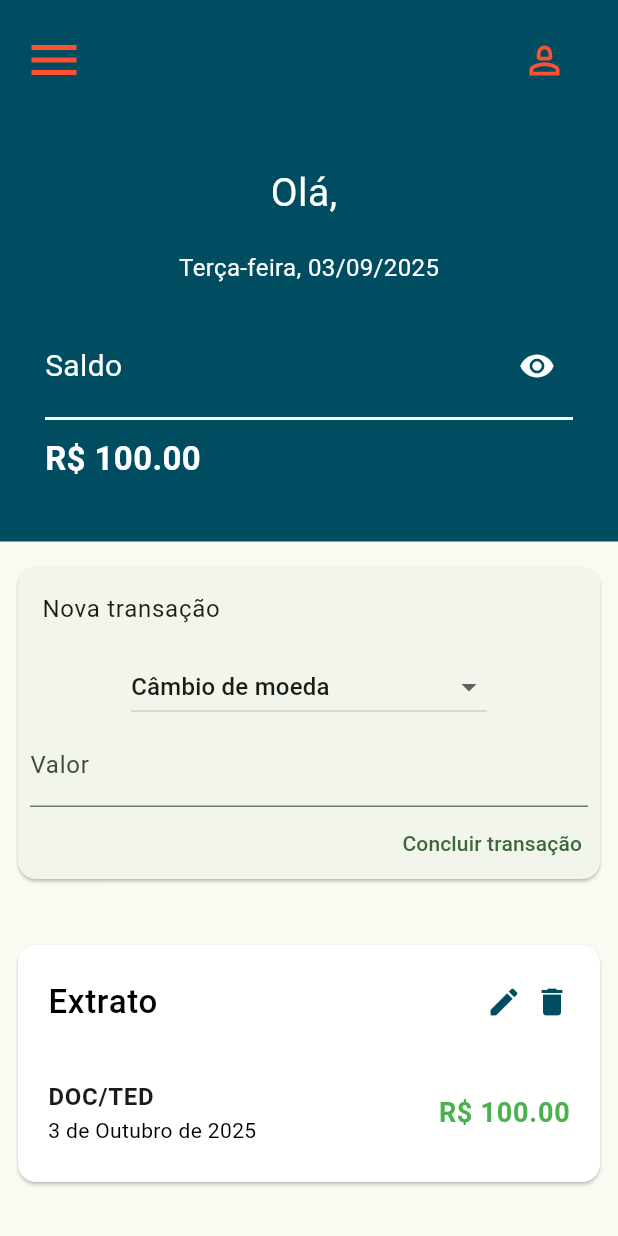
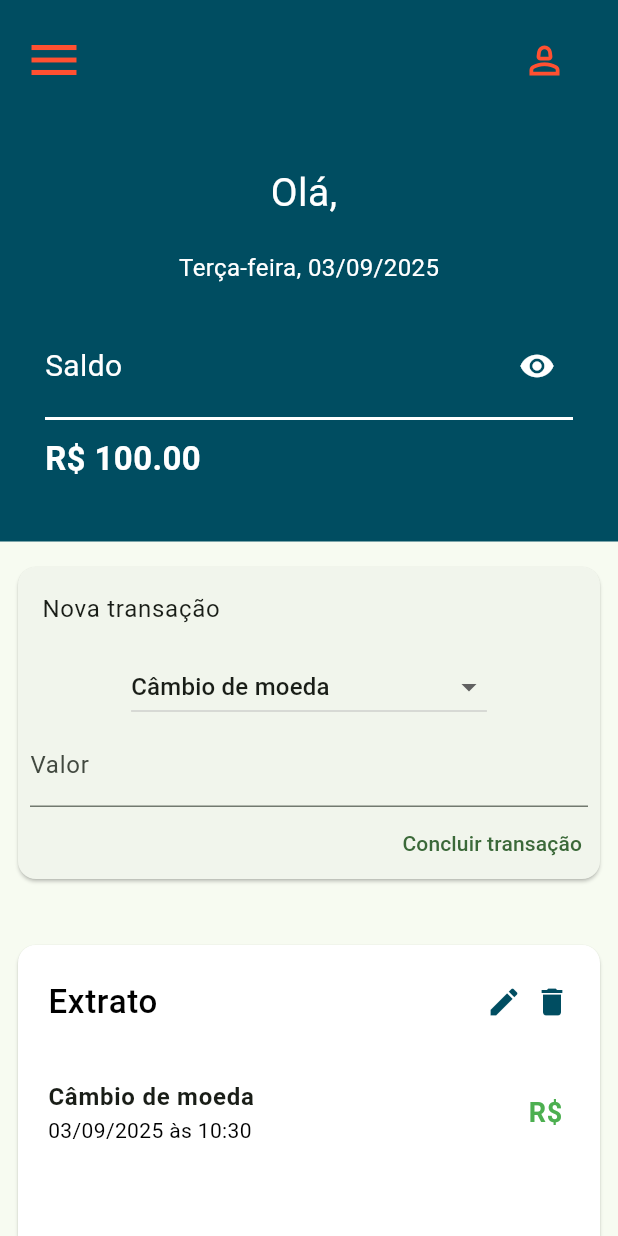
Before and after one commit to coelhoadler/pos-fiap-FRNT-TC-financeiro-mobile, a Flutter app: the DashboardScreen screen opened by its route, after a tap on the "visibility off" icon, after a tap on "Concluir transação", on a phone screen of 412 x 824 dp. Run offline on Flutter 3.47's test engine with Material 3 defaults, Android fonts, the phone set to English and light mode, and no system bars; our stand-ins replace cloud_firestore, firebase_auth, firebase_core, firebase_storage, flutter_multi_formatter, image_picker; accounts and stored records are empty.

Commit message:
listagem de extrato dinamico

```diff
--- a/lib/components/screens/dashboard/extract/extract.dart
+++ b/lib/components/screens/dashboard/extract/extract.dart
@@ -1,38 +1,161 @@
+import 'package:firebase_auth/firebase_auth.dart';
 import 'package:flutter/material.dart';
+import 'package:flutter_multi_formatter/flutter_multi_formatter.dart';
+import 'package:cloud_firestore/cloud_firestore.dart';
 
 class Extract extends StatefulWidget {
-  final String nameTransaction;
-  final DateTime dateTransaction;
-  final double valueTransaction;
-
-  const Extract({
-    super.key,
-    required this.nameTransaction,
-    required this.dateTransaction,
-    required this.valueTransaction,
-  });
+  const Extract({super.key});
 
   @override
   State<Extract> createState() => _ExtractState();
 }
 
 class _ExtractState extends State<Extract> {
-  String getMonthName(DateTime date) {
-    const months = [
-      'Janeiro',
-      'Fevereiro',
-      'Março',
-      'Abril',
-      'Maio',
-      'Junho',
-      'Julho',
-      'Agosto',
-      'Setembro',
-      'Outubro',
-      'Novembro',
-      'Dezembro',
-    ];
-    return months[date.month];
+  final FirebaseAuth _auth = FirebaseAuth.instance;
+  final FirebaseFirestore _firestore = FirebaseFirestore.instance;
+
+  Stream<QuerySnapshot> _getTransactionsStream() {
+    try {
+      String userId = _auth.currentUser!.uid;
+
+      return _firestore
+          .collection('users')
+          .doc(userId)
+          .collection('transacoes')
+          .orderBy('data', descending: true)
+          .snapshots();
+    } catch (e) {
+      print('>>> Erro ao configurar stream de transações: $e');
+      rethrow;
+    }
+  }
+
+
+  Widget _buildTransactionsList(QuerySnapshot snapshot) {
+    if (snapshot.docs.isEmpty) {
+      return Padding(
+        padding: const EdgeInsets.all(16.0),
+        child: Text(
+          'Nenhuma transação encontrada',
+          style: TextStyle(
+            fontSize: 16,
+            color: Colors.grey[600],
+          ),
+        ),
+      );
+    }
+
+    return Container(
+      height: 300,
+      child: ListView.builder(
+        shrinkWrap: true,
+        itemCount: snapshot.docs.length,
+        itemBuilder: (context, index) {
+          return _buildTransactionItem(snapshot.docs[index]);
+        },
+      ),
+    );
+  }
+
+
+  Widget _buildTransactionItem(DocumentSnapshot doc) {
+    try {
+      var dados = doc.data() as Map<String, dynamic>;
+      String descricao = dados['descricao'] ?? '';
+      String valor = dados['valor'] ?? '';
+      DateTime data = (dados['data'] as Timestamp).toDate();
+
+      return ListTile(
+        contentPadding: EdgeInsets.fromLTRB(20.0, 0, 20.0, 10.0),
+        title: Text(
+          descricao,
+          style: TextStyle(
+            fontWeight: FontWeight.bold,
+            fontSize: 16,
+          ),
+        ),
+        subtitle: Text(
+          _formatDate(data),
+          style: TextStyle(color: Colors.black, fontSize: 14),
+        ),
+        trailing: Text(
+          'R\$ $valor',
+          style: TextStyle(
+            fontWeight: FontWeight.bold,
+            fontSize: 18,
+            color: Colors.green,
+          ),
+        ),
+      );
+    } catch (e) {
+      print('>>> Erro ao processar transação: $e');
+      return ListTile(
+        contentPadding: EdgeInsets.fromLTRB(20.0, 0, 20.0, 10.0),
+        title: Text(
+          'Erro ao carregar transação',
+          style: TextStyle(
+            fontWeight: FontWeight.bold,
+            fontSize: 16,
+            color: Colors.green,
+          ),
+        ),
+      );
+    }
+  }
+
+    Widget _buildLoadingState() {
+    return Padding(
+      padding: const EdgeInsets.all(16.0),
+      child: Column(
+        mainAxisAlignment: MainAxisAlignment.center,
+        children: [
+          CircularProgressIndicator(),
+          SizedBox(height: 16),
+          Text(
+            'Carregando transações...',
+            style: TextStyle(
+              fontSize: 16,
+              color: Colors.grey[600],
+            ),
+          ),
+        ],
+      ),
+    );
+  }
+
+
+  Widget _buildErrorState(String error) {
+    return Padding(
+      padding: const EdgeInsets.all(16.0),
+      child: Column(
+        mainAxisAlignment: MainAxisAlignment.center,
+        children: [
+          Icon(
+            Icons.error_outline,
+            color: Colors.red,
+            size: 48,
+          ),
+          SizedBox(height: 16),
+          Text(
+            'Erro ao carregar transações',
+            style: TextStyle(
+              fontSize: 18,
+              fontWeight: FontWeight.bold,
+              color: Colors.red,
+            ),
+          ),
+          SizedBox(height: 8),
+          Text(
+            error,
+            style: TextStyle(
+              fontSize: 14,
+              color: Colors.grey[600],
+            ),
+            textAlign: TextAlign.center,
+          ),
+        ],
+      ),
+    );
   }
 
   @override
@@ -45,6 +168,7 @@ class _ExtractState extends State<Extract> {
           child: Column(
             mainAxisSize: MainAxisSize.max,
             children: [
+              // Cabeçalho do extrato
               Column(
                 children: [
                   const ListTile(
@@ -68,33 +192,24 @@ class _ExtractState extends State<Extract> {
                   ),
                 ],
               ),
-              Column(
-                children: [
-                  ListTile(
-                    contentPadding: EdgeInsets.fromLTRB(20.0, 0, 20.0, 10.0),
-                    title: Text(
-                      widget.nameTransaction,
-                      style: TextStyle(
-                        fontWeight: FontWeight.bold,
-                        fontSize: 16,
-                      ),
-                    ),
-                    subtitle: Text(
-                      '${widget.dateTransaction.day} de ${getMonthName(widget.dateTransaction)} de ${widget.dateTransaction.year}',
-                      style: TextStyle(color: Colors.black, fontSize: 14),
-                    ),
-                    trailing: Text(
-                      'R\$ ${widget.valueTransaction.toStringAsFixed(2)}',
-                      style: TextStyle(
-                        fontWeight: FontWeight.bold,
-                        fontSize: 18,
-                        color: widget.valueTransaction >= 0
-                            ? Colors.green
-                            : Colors.red,
-                      ),
-                    ),
-                  ),
-                ],
+
+              StreamBuilder<QuerySnapshot>(
+                stream: _getTransactionsStream(),
+                builder: (context, snapshot) {
+                  if (snapshot.hasError) {
+                    return _buildErrorState(snapshot.error.toString());
+                  }
+
+                  if (snapshot.connectionState == ConnectionState.waiting) {
+                    return _buildLoadingState();
+                  }
+
+                  if (!snapshot.hasData) {
+                    return _buildErrorState('Dados não disponíveis');
+                  }
+
+                  return _buildTransactionsList(snapshot.data!);
+                },
               ),
             ],
           ),
@@ -102,4 +217,32 @@ class _ExtractState extends State<Extract> {
       ),
     );
   }
+
+  String _formatDate(DateTime date) {
+    String day = date.day.toString().padLeft(2, '0');
+    String month = date.month.toString().padLeft(2, '0');
+    String year = date.year.toString();
+    String hour = date.hour.toString().padLeft(2, '0');
+    String minute = date.minute.toString().padLeft(2, '0');
+
+    return '$day/$month/$year às $hour:$minute';
+  }
+
+  String getMonthName(DateTime date) {
+    const months = [
+      'Janeiro',
+      'Fevereiro',
+      'Março',
+      'Abril',
+      'Maio',
+      'Junho',
+      'Julho',
+      'Agosto',
+      'Setembro',
+      'Outubro',
+      'Novembro',
+      'Dezembro',
+    ];
+    return months[date.month - 1];
+  }
 }
--- a/lib/screens/dashboard.dart
+++ b/lib/screens/dashboard.dart
@@ -79,11 +79,7 @@ class _DashboardScreenState extends State<DashboardScreen> {
               SizedBox(height: 5),
               NewTransferScreen(),
               SizedBox(height: 20),
-              Extract(
-                nameTransaction: 'DOC/TED',
-                dateTransaction: DateTime.now(),
-                valueTransaction: 100.0,
-              ),
+              Extract(),
             ],
           ),
         ),
```
